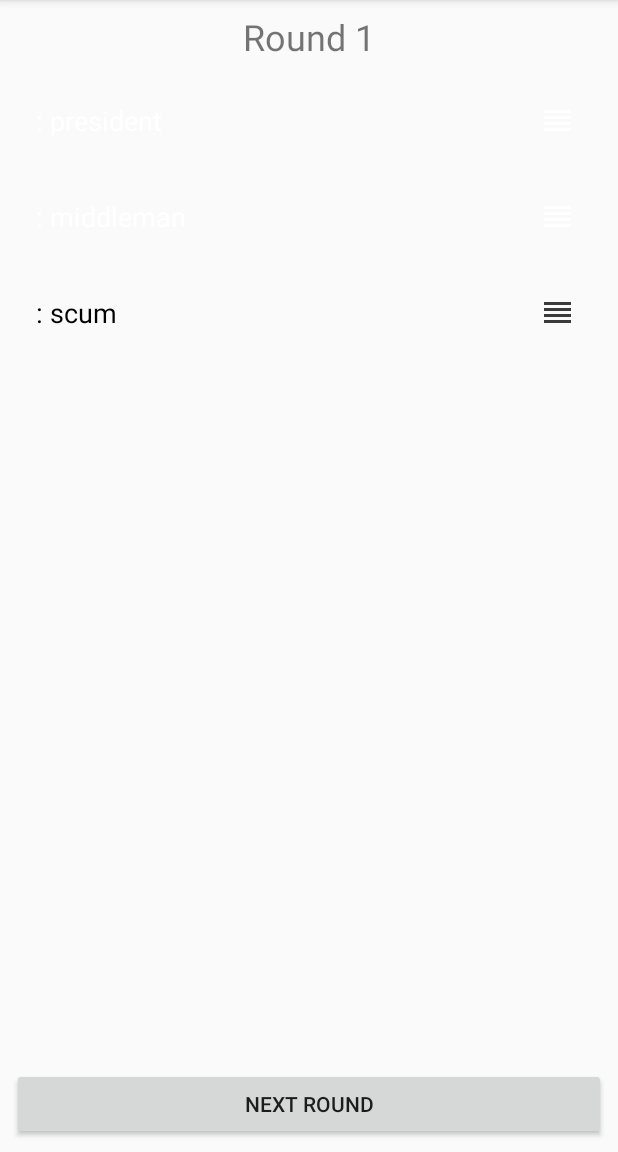
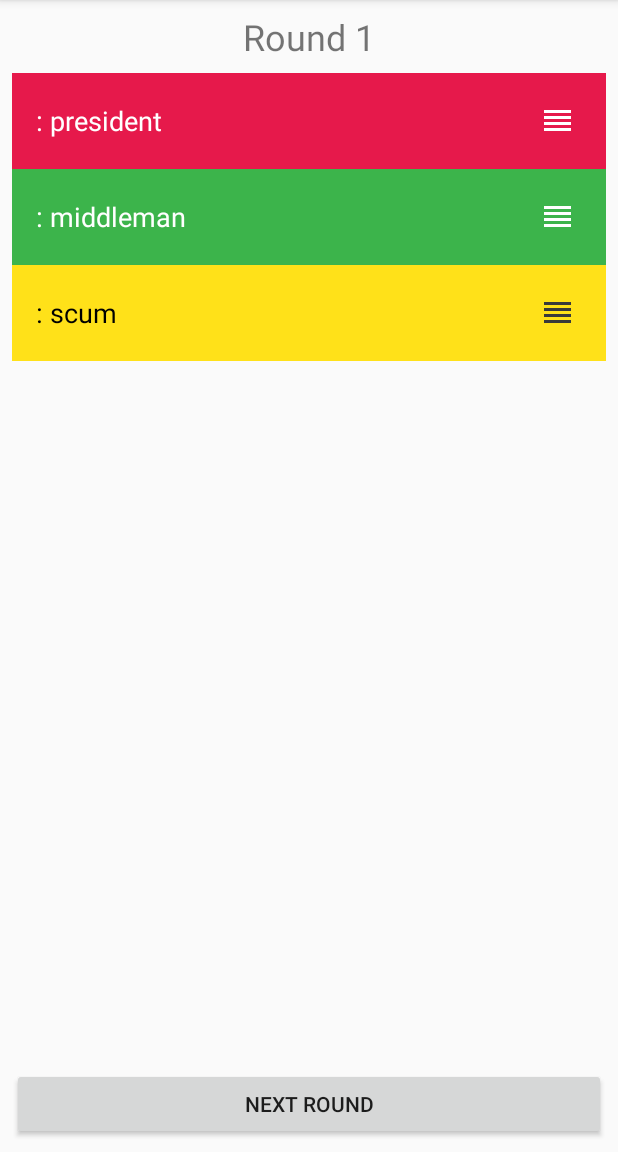
Before and after one commit to olliechick/scumgraph, an Android app: the screen it shows after launch (GameActivity), after a tap on "START GAME", on a phone screen of 412 x 824 dp, the part 84-1236 px from its top. Run offline under Robolectric (Android 15) with nearby library versions, the phone set to English and light mode, and no system bars; libraries missing offline, so code that uses them is left out: petrov.kristiyan.colorpicker; 13 statements that could not run were skipped; 3 other taps on this screen came first.

Commit message:
Fix background colour of game player list

```diff
--- a/app/src/main/java/nz/co/olliechick/scumgraph/GamePlayerListAdapter.kt
+++ b/app/src/main/java/nz/co/olliechick/scumgraph/GamePlayerListAdapter.kt
@@ -44,7 +44,7 @@ class GamePlayerListAdapter(
             if (event.actionMasked == MotionEvent.ACTION_DOWN) dragStartListener.onStartDrag(holder)
             false
         }
-        ViewCompat.setBackgroundTintList(holder.itemView, ColorStateList.valueOf(player.colour))
+        holder.itemView.setBackgroundColor(player.colour)
         holder.textView?.setTextColor(
             Colours.getTextColour(
                 player.colour
```
